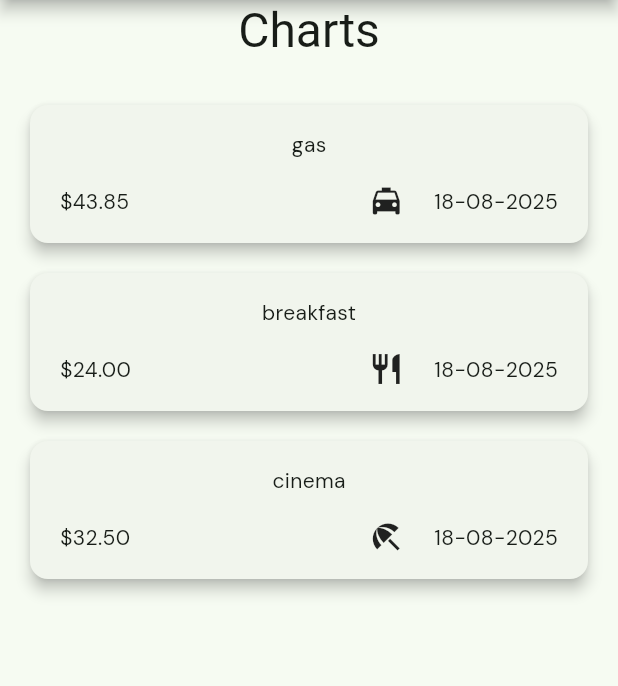
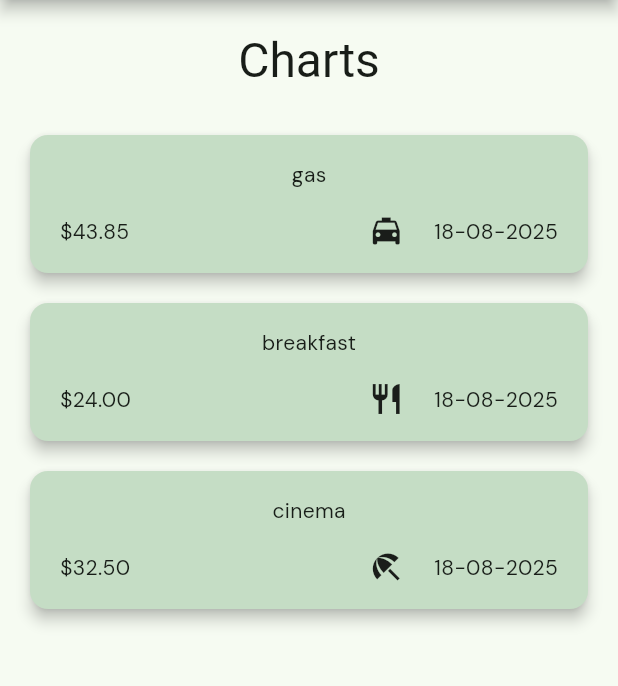
Before and after one commit to itrieditlikethis/expense_tracker, a Flutter app: the screen it shows after launch, on a phone screen of 412 x 824 dp, the part 84-770 px from its top. Run offline on Flutter 3.47's test engine with Material 3 defaults, Android fonts, the phone set to English and light mode, and no system bars; our stand-ins replace google_fonts; Roboto replaces fonts that are missing (Abel).

Commit message:
feat: add expense card theme

```diff
--- a/lib/expenses.dart
+++ b/lib/expenses.dart
@@ -101,6 +101,7 @@ class _ExpensesState extends State<Expenses> {
         crossAxisAlignment: CrossAxisAlignment.center,
         mainAxisSize: MainAxisSize.min,
         children: [
+          SizedBox(height: 20),
           Text('Charts', style: Theme.of(context).textTheme.headlineLarge),
           Expanded(child: mainContentToShow),
         ],
--- a/lib/theming/theme.dart
+++ b/lib/theming/theme.dart
@@ -350,6 +350,12 @@ class MaterialTheme {
       titleTextStyle: textTheme.headlineMedium,
       actionsIconTheme: IconThemeData(color: colorScheme.onPrimary),
     ),
+    cardTheme: CardThemeData(
+      surfaceTintColor: colorScheme.surfaceTint,
+      elevation: 4,
+      color: colorScheme.secondaryContainer,
+      margin: EdgeInsets.only(bottom: 10, left: 0, right: 0, top: 10),
+    ),
     scaffoldBackgroundColor: colorScheme.surface,
     canvasColor: colorScheme.surface,
   );
--- a/lib/widgets/expense_item.dart
+++ b/lib/widgets/expense_item.dart
@@ -9,9 +9,6 @@ class ExpenseItem extends StatelessWidget {
   @override
   Widget build(BuildContext context) {
     return Card(
-      elevation: 4,
-      // surfaceTintColor: ColorScheme.of(context).primary,
-      margin: EdgeInsets.only(bottom: 10, left: 0, right: 0, top: 10),
       child: Padding(
         padding: const EdgeInsets.symmetric(horizontal: 20, vertical: 16),
         child: Column(
```
